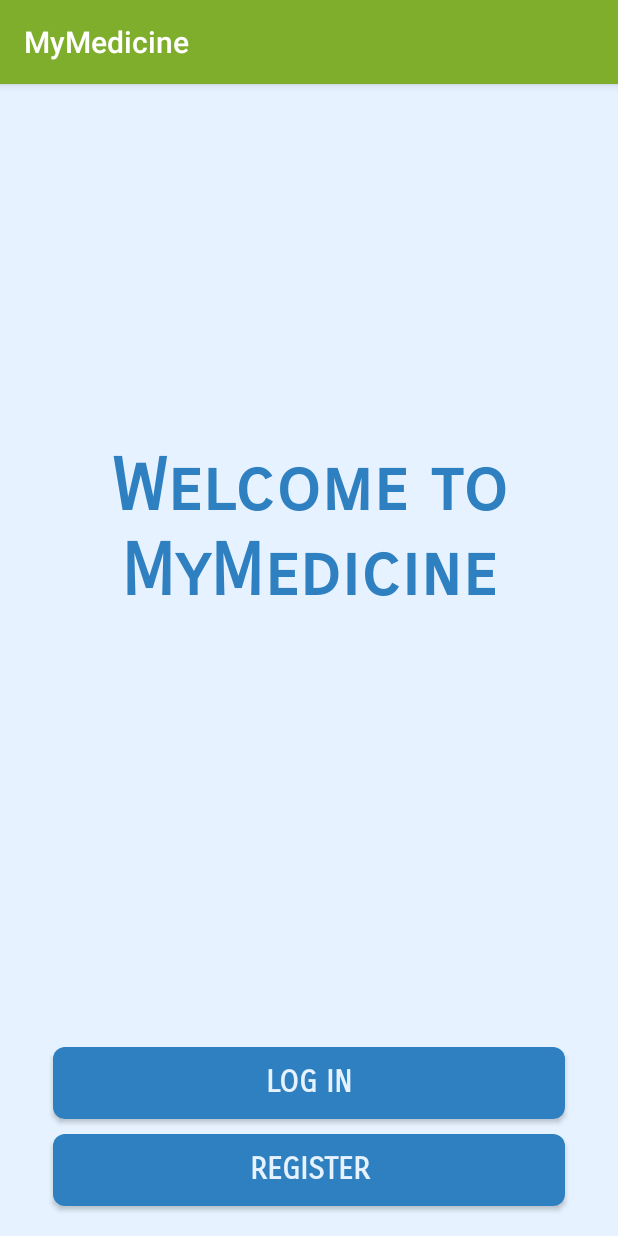
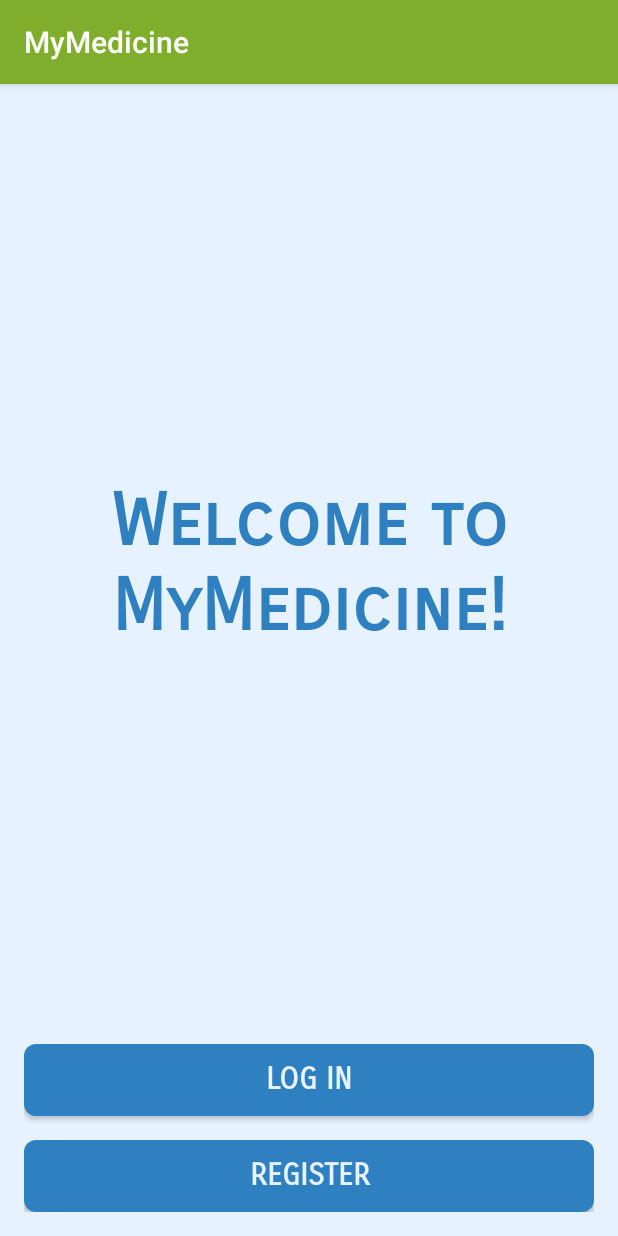
Before and after one commit to lorexsan/MyMedicine, an Android app: the screen it shows after launch (MainActivity), on a phone screen of 412 x 824 dp. Run offline under Robolectric (Android 15) with nearby library versions, the phone set to English and light mode, and no system bars.

Commit message:
Elderly homepage

```diff
--- a/app/src/main/res/drawable/btn_rounded.xml
+++ b/app/src/main/res/drawable/btn_rounded.xml
@@ -1,6 +1,7 @@
 <?xml version="1.0" encoding="utf-8"?>
-<shape xmlns:android="http://schemas.android.com/apk/res/android"
-    android:shape="rectangle" android:padding="10dp">
-    <solid android:color="@color/colorPrimaryDark"/>
-    <corners android:radius="8dp"/>
-</shape>
+<ripple xmlns:android="http://schemas.android.com/apk/res/android"
+xmlns:tools="http://schemas.android.com/tools"
+android:color="@color/colorPrimary"
+tools:targetApi="lollipop">
+<item android:drawable="@drawable/button" />
+</ripple>
--- /dev/null
+++ b/app/src/main/res/drawable/button.xml
@@ -0,0 +1,6 @@
+<?xml version="1.0" encoding="utf-8"?>
+<shape xmlns:android="http://schemas.android.com/apk/res/android"
+    android:shape="rectangle" android:padding="10dp">
+    <solid android:color="@color/colorPrimaryDark"/>
+    <corners android:radius="8dp"/>
+</shape>
--- a/app/src/main/res/layout/activity_login.xml
+++ b/app/src/main/res/layout/activity_login.xml
@@ -37,7 +37,7 @@
                 android:id="@+id/textView4"
                 android:layout_width="match_parent"
                 android:layout_height="wrap_content"
-                android:layout_marginTop="60dp"
+                android:layout_marginTop="16dp"
                 android:layout_marginBottom="16dp"
                 android:fontFamily="sans-serif-smallcaps"
                 android:text="Please enter your details"
@@ -100,9 +100,7 @@
                 android:id="@+id/login_button"
                 android:layout_width="match_parent"
                 android:layout_height="wrap_content"
-                android:layout_marginLeft="35dp"
                 android:layout_marginTop="35dp"
-                android:layout_marginRight="35dp"
                 android:background="@drawable/btn_rounded"
                 android:fontFamily="sans-serif-smallcaps"
                 android:text="@string/action_sign_in"
--- a/app/src/main/res/layout/activity_main.xml
+++ b/app/src/main/res/layout/activity_main.xml
@@ -1,80 +1,69 @@
 <?xml version="1.0" encoding="utf-8"?>
 
-<LinearLayout xmlns:android="http://schemas.android.com/apk/res/android"
+<android.support.constraint.ConstraintLayout xmlns:android="http://schemas.android.com/apk/res/android"
     xmlns:app="http://schemas.android.com/apk/res-auto"
     xmlns:tools="http://schemas.android.com/tools"
+    android:id="@+id/linearLayout2"
     android:layout_width="match_parent"
     android:layout_height="match_parent"
     android:background="@color/colorPrimary"
     android:orientation="vertical"
     tools:context=".MainActivity">
 
-    <LinearLayout
-        android:layout_width="match_parent"
-        android:layout_height="wrap_content"
-        android:layout_weight="10"
-        android:background="@color/colorPrimary"
-        android:gravity="center_vertical"
-        android:orientation="vertical"
-        app:layout_constraintBottom_toTopOf="@+id/textView"
-        app:layout_constraintTop_toTopOf="parent">
-
     <TextView
         android:id="@+id/textView"
-            android:layout_width="match_parent"
-            android:layout_height="match_parent"
+        android:layout_width="0dp"
+        android:layout_height="0dp"
         android:fontFamily="sans-serif-smallcaps"
         android:gravity="center"
-            android:text="Welcome to MyMedicine"
+        android:text="Welcome to MyMedicine!"
         android:textAlignment="center"
         android:textAppearance="@style/TextAppearance.AppCompat.Display2"
         android:textColor="@color/colorPrimaryDark"
         android:textSize="48sp"
         android:textStyle="normal|bold"
-            tools:layout_editor_absoluteX="0dp"
-            tools:layout_editor_absoluteY="243dp" />
-
-    </LinearLayout>
+        app:layout_constraintBottom_toTopOf="@+id/linearLayout3"
+        app:layout_constraintEnd_toEndOf="parent"
+        app:layout_constraintStart_toStartOf="parent"
+        app:layout_constraintTop_toTopOf="parent" />
 
     <LinearLayout
-        android:layout_width="match_parent"
+        android:id="@+id/linearLayout3"
+        android:layout_width="0dp"
         android:layout_height="wrap_content"
-        android:layout_weight="1"
-        android:gravity="bottom"
-        android:orientation="vertical">
+        android:layout_marginStart="16dp"
+        android:layout_marginEnd="16dp"
+        android:layout_marginBottom="16dp"
+        android:background="@color/colorPrimary"
+        android:gravity="center_vertical"
+        android:orientation="vertical"
+        app:layout_constraintBottom_toBottomOf="parent"
+        app:layout_constraintEnd_toEndOf="parent"
+        app:layout_constraintStart_toStartOf="parent">
 
         <Button
             android:id="@+id/go_to_login"
             android:layout_width="match_parent"
             android:layout_height="wrap_content"
-            android:layout_marginLeft="35dp"
-            android:layout_marginRight="35dp"
-            android:layout_marginBottom="10dp"
+            android:layout_marginBottom="16dp"
             android:background="@drawable/btn_rounded"
             android:fontFamily="sans-serif-smallcaps"
             android:text="Log In"
             android:textColor="@color/colorPrimary"
             android:textSize="20sp"
-            android:textStyle="bold"
-            tools:layout_editor_absoluteX="8dp"
-            tools:layout_editor_absoluteY="16dp" />
+            android:textStyle="bold" />
 
         <Button
             android:id="@+id/go_to_register"
             android:layout_width="match_parent"
             android:layout_height="wrap_content"
-            android:layout_marginLeft="35dp"
-            android:layout_marginRight="35dp"
-            android:layout_marginBottom="20dp"
             android:background="@drawable/btn_rounded"
             android:fontFamily="sans-serif-smallcaps"
             android:text="Register"
             android:textColor="@color/colorPrimary"
             android:textSize="20sp"
-            android:textStyle="normal|bold"
-            tools:layout_editor_absoluteX="0dp"
-            tools:layout_editor_absoluteY="667dp" />
+            android:textStyle="normal|bold" />
     </LinearLayout>
 
 
-</LinearLayout>
+</android.support.constraint.ConstraintLayout>
--- a/app/src/main/res/layout/activity_register.xml
+++ b/app/src/main/res/layout/activity_register.xml
@@ -15,7 +15,7 @@
         android:id="@+id/email_login_form"
         android:layout_width="match_parent"
         android:layout_height="match_parent"
-        android:layout_marginTop="80dp"
+        android:layout_marginTop="16dp"
         android:gravity="top"
         android:orientation="vertical">
 
--- a/app/src/main/res/layout/activity_register_doctorfamily.xml
+++ b/app/src/main/res/layout/activity_register_doctorfamily.xml
@@ -28,7 +28,7 @@
             android:id="@+id/textView6"
             android:layout_width="match_parent"
             android:layout_height="wrap_content"
-            android:layout_marginTop="60dp"
+            android:layout_marginTop="16dp"
             android:layout_marginBottom="20dp"
             android:fontFamily="sans-serif-smallcaps"
             android:text="Please enter your details"
@@ -90,6 +90,7 @@
                 android:id="@+id/password"
                 android:layout_width="match_parent"
                 android:layout_height="wrap_content"
+                android:layout_marginBottom="16dp"
                 android:layout_weight="1"
                 android:fontFamily="sans-serif-smallcaps"
                 android:hint="Password"
@@ -106,9 +107,7 @@
             android:id="@+id/register_carer"
             android:layout_width="match_parent"
             android:layout_height="wrap_content"
-            android:layout_marginLeft="35dp"
-            android:layout_marginTop="15dp"
-            android:layout_marginRight="35dp"
+            android:layout_marginTop="16dp"
             android:background="@drawable/btn_rounded"
             android:fontFamily="sans-serif-smallcaps"
             android:text="Register"
--- a/app/src/main/res/layout/activity_register_elderly.xml
+++ b/app/src/main/res/layout/activity_register_elderly.xml
@@ -30,8 +30,8 @@
             android:id="@+id/textView3"
             android:layout_width="match_parent"
             android:layout_height="wrap_content"
-            android:layout_marginTop="60dp"
-            android:layout_marginBottom="20dp"
+            android:layout_marginTop="16dp"
+            android:layout_marginBottom="16dp"
             android:fontFamily="sans-serif-smallcaps"
             android:text="Please enter your details"
             android:textAlignment="center"
@@ -92,6 +92,7 @@
                 android:id="@+id/password"
                 android:layout_width="match_parent"
                 android:layout_height="wrap_content"
+                android:layout_marginBottom="16dp"
                 android:layout_weight="1"
                 android:fontFamily="sans-serif-smallcaps"
                 android:hint="Password"
@@ -108,9 +109,7 @@
             android:id="@+id/register_elderly"
             android:layout_width="match_parent"
             android:layout_height="match_parent"
-            android:layout_marginLeft="35dp"
-            android:layout_marginTop="15dp"
-            android:layout_marginRight="35dp"
+            android:layout_marginTop="16dp"
             android:layout_weight="1"
             android:background="@drawable/btn_rounded"
             android:fontFamily="sans-serif-smallcaps"
--- a/app/src/main/res/menu/toolbar_menu.xml
+++ b/app/src/main/res/menu/toolbar_menu.xml
@@ -7,5 +7,6 @@
         android:icon="@drawable/ic_logout"
         android:title="Log out"
         app:showAsAction="always"
-        android:tooltipText="Log out"/>
+        android:tooltipText="Log out"
+        android:background="?android:attr/selectableItemBackground"/>
 </menu>
--- a/app/src/main/res/values/ids.xml
+++ b/app/src/main/res/values/ids.xml
@@ -3,4 +3,5 @@
     <item name="username" type="id" />
     <item name="login_button" type="id" />
     <item name="register_button" type="id" />
+    <item name="button" type="id" />
 </resources>
```
Lines whose indentation alone changed are shown as unchanged.
